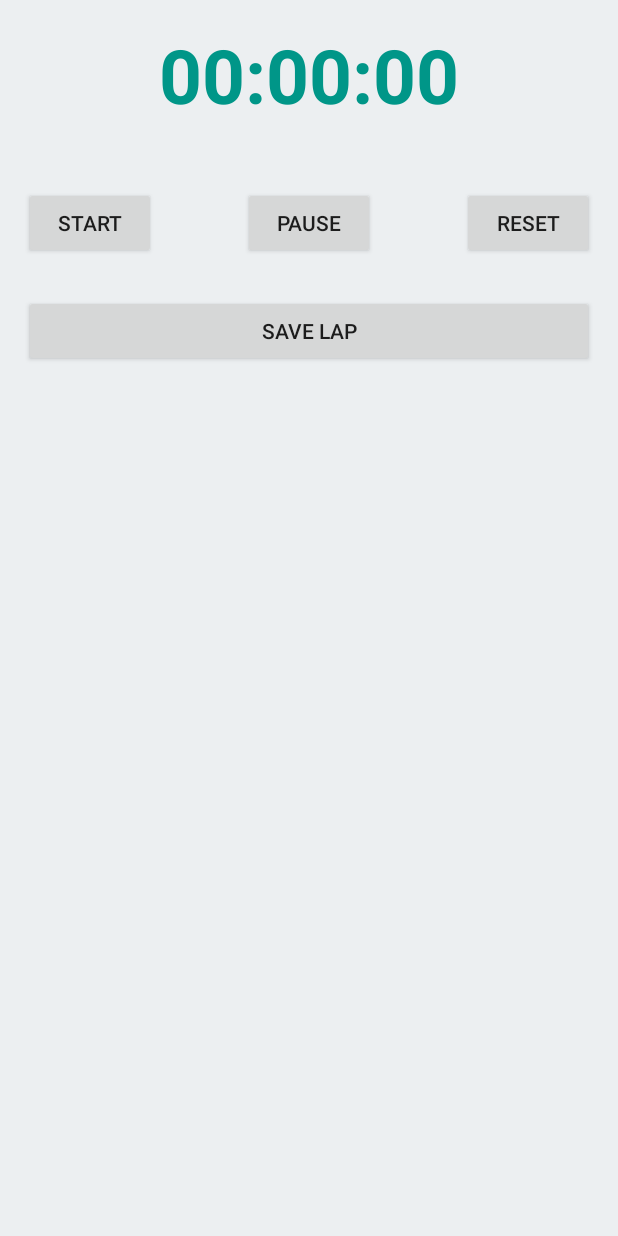
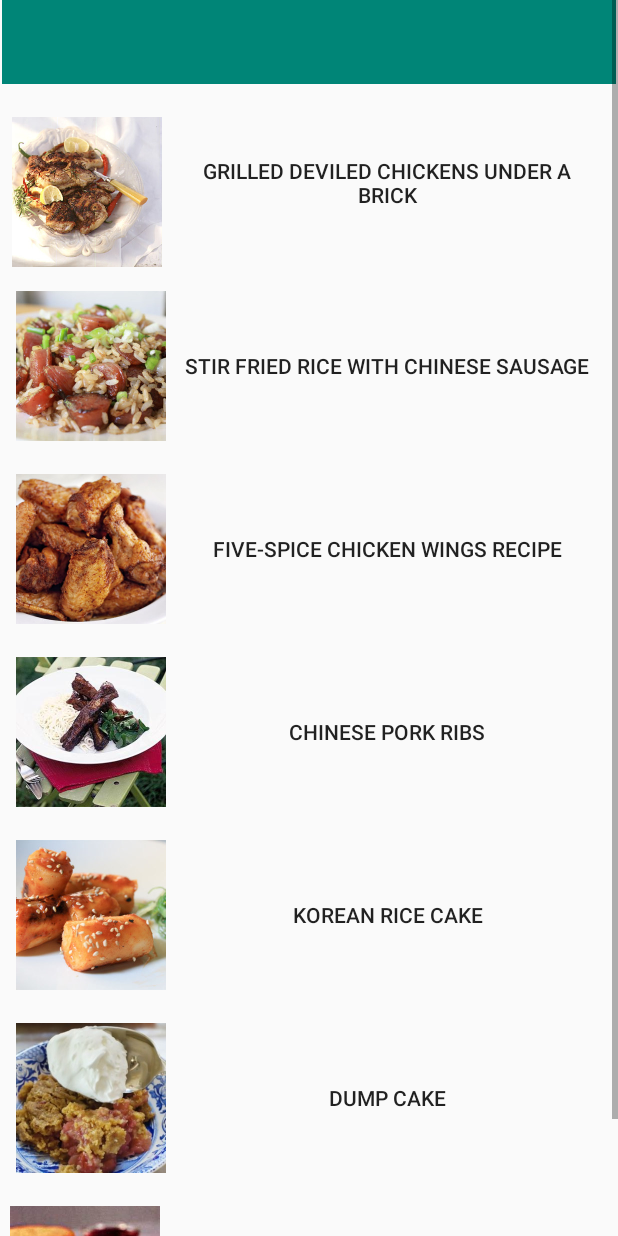
Before and after one commit to pangeve703/AbsoluteFit2.0, an Android app: the screen it shows after launch (TimerActivity before the commit, RecipeActivity after it), after a tap on an icon or button, on a phone screen of 412 x 824 dp. Run offline under Robolectric (Android 15) with nearby library versions, the phone set to English and light mode, and no system bars.

Commit message:
added recipe

```diff
--- a/app/src/main/AndroidManifest.xml
+++ b/app/src/main/AndroidManifest.xml
@@ -40,8 +40,8 @@
             android:name=".InfoActivity"
             android:label="Center Info" />
         <activity
-            android:name=".TimerActivity"
-            android:label="Timer" />
+            android:name=".RecipeActivity"
+            android:label="Recipe" />
         <activity android:name=".MainActivity">
             <intent-filter>
                 <action android:name="android.intent.action.MAIN" />
--- a/app/src/main/java/com/example/absolutefit/MainActivity.kt
+++ b/app/src/main/java/com/example/absolutefit/MainActivity.kt
@@ -45,7 +45,7 @@ class MainActivity : AppCompatActivity() {
         val timerButton: ImageButton = findViewById(R.id.news_btn) as ImageButton
         timerButton.setOnClickListener {
             //Toast.makeText(this@MainActivity, "TESTING BUTTON CLICK 1", Toast.LENGTH_SHORT).show()
-            val intentGoToTimerActivity= Intent(this,TimerActivity::class.java)
+            val intentGoToTimerActivity= Intent(this,RecipeActivity::class.java)
             startActivity(intentGoToTimerActivity)
         }
 
--- /dev/null
+++ b/app/src/main/java/com/example/absolutefit/RecipeActivity.kt
@@ -0,0 +1,78 @@
+package com.example.absolutefit
+
+
+import android.annotation.SuppressLint
+import android.content.Intent
+import android.os.Build
+import android.os.Bundle
+import android.view.Menu
+import android.widget.Button
+import android.widget.Toast
+import androidx.annotation.RequiresApi
+import androidx.appcompat.app.AppCompatActivity
+import androidx.core.app.ComponentActivity
+import androidx.core.app.ComponentActivity.ExtraData
+import androidx.core.content.ContextCompat.getSystemService
+import android.icu.lang.UCharacter.GraphemeClusterBreak.T
+import android.net.Uri
+
+
+class RecipeActivity: AppCompatActivity() {
+
+    @RequiresApi(Build.VERSION_CODES.M)
+    @SuppressLint("ResourceAsColor")
+    override fun onCreate(savedInstanceState: Bundle?) {
+        super.onCreate(savedInstanceState)
+        setContentView(R.layout.activity_recipe)
+
+        val button1: Button = findViewById(R.id.button1) as Button
+        button1.setOnClickListener {
+            val openURL = Intent(android.content.Intent.ACTION_VIEW)
+            openURL.data = Uri.parse("http://www.delish.com/cooking/recipe-ideas/recipes/a11249/grilled-deviled-chickens-under-brick-mslo0510-recipe/")
+            startActivity(openURL)
+        }
+
+        val button2: Button = findViewById(R.id.button2) as Button
+        button2.setOnClickListener {
+            val openURL = Intent(android.content.Intent.ACTION_VIEW)
+            openURL.data = Uri.parse("http://www.seriouseats.com/recipes/2011/06/stir-fried-rice-with-chinese-sausage-recipe.html")
+            startActivity(openURL)
+        }
+        val button3: Button = findViewById(R.id.button3) as Button
+        button3.setOnClickListener {
+            val openURL = Intent(android.content.Intent.ACTION_VIEW)
+            openURL.data = Uri.parse("http://www.epicurious.com/recipes/food/views/Five-Spice-Chicken-Wings-109520")
+            startActivity(openURL)
+        }
+        val button4: Button = findViewById(R.id.button4) as Button
+        button4.setOnClickListener {
+            val openURL = Intent(android.content.Intent.ACTION_VIEW)
+            openURL.data = Uri.parse("http://www.seriouseats.com/recipes/2009/07/grilling-chinese-style-spare-ribs-recipe.html")
+            startActivity(openURL)
+        }
+        val button5: Button = findViewById(R.id.button5) as Button
+        button5.setOnClickListener {
+            val openURL = Intent(android.content.Intent.ACTION_VIEW)
+            openURL.data = Uri.parse("http://www.seriouseats.com/recipes/2010/11/seriously-asian-korean-rice-cakes-dok-boki.html")
+            startActivity(openURL)
+        }
+        val button6: Button = findViewById(R.id.button6) as Button
+        button6.setOnClickListener {
+            val openURL = Intent(android.content.Intent.ACTION_VIEW)
+            openURL.data = Uri.parse("http://www.epicurious.com/recipes/member/views/DUMP-CAKE-50059991")
+            startActivity(openURL)
+        }
+        val button7: Button = findViewById(R.id.button7) as Button
+        button7.setOnClickListener {
+            val openURL = Intent(android.content.Intent.ACTION_VIEW)
+            openURL.data = Uri.parse("http://www.seriouseats.com/recipes/2008/12/sugar-cookies-recipe-gina-depalma-holidays.html")
+            startActivity(openURL)
+        }
+    }
+
+    override fun onCreateOptionsMenu(menu: Menu): Boolean {
+        // Inflate the menu; this adds items to the action bar if it is present.
+        menuInflater.inflate(R.menu.main2, menu)
+        return true
+    }
+}
--- a/app/src/main/java/com/example/absolutefit/TimerActivity.kt
+++ /dev/null
@@ -1,143 +0,0 @@
-package com.example.absolutefit
-
-import android.annotation.SuppressLint
-import android.os.Build
-import android.os.Bundle
-import androidx.annotation.RequiresApi
-import androidx.appcompat.app.AppCompatActivity
-import android.widget.ArrayAdapter
-import android.widget.TextView
-import androidx.core.app.ComponentActivity
-import androidx.core.app.ComponentActivity.ExtraData
-import androidx.core.content.ContextCompat.getSystemService
-import android.icu.lang.UCharacter.GraphemeClusterBreak.T
-import android.os.Handler
-import android.os.SystemClock
-import android.widget.Button
-import android.widget.ListView
-import java.util.*
-
-
-class TimerActivity: AppCompatActivity() {
-
-/*
-    var millisecondTime: Long = 0
-    var startTime: Long = 0
-    var timeBuff: Long = 0
-    var updateTime = 0L
-
-    var handler: Handler? = null
-
-    var seconds: Int = 0
-    var minutes: Int = 0
-    var milliSeconds: Int = 0
-
-    var listView: ListView? = null
-
-    var ListElements = arrayOf<String>()
-
-    var ListElementsArrayList: List<String>? = null
-
-    var adapter: ArrayAdapter<String>? = null
-    */
-
-    @RequiresApi(Build.VERSION_CODES.M)
-    @SuppressLint("ResourceAsColor")
-    override fun onCreate(savedInstanceState: Bundle?) {
-        super.onCreate(savedInstanceState)
-        setContentView(R.layout.activity_timer)
-    }
-}
-      /*  var text: TextView = findViewById(R.id.textView) as TextView;
-        var start: Button = findViewById(R.id.button) as Button;
-        var pause: Button = findViewById(R.id.button2) as Button;
-        var reset: Button = findViewById(R.id.button3) as Button;
-        var lap: Button = findViewById(R.id.button4) as Button;
-        var list: ListView = findViewById(R.id.listview1) as ListView;
-
-        var handler: Handler = Handler();
-
-        var ListElementsArrayList: List<String> =
-            new ArrayList < String >(Arrays.asList(ListElements));
-
-        adapter = new ArrayAdapter < String >(
-            MainActivity.this,
-            android.R.layout.simple_list_item_1,
-            ListElementsArrayList
-        );
-
-        listView.setAdapter(adapter);
-
-        start.setOnClickListener() {
-
-            startTime = SystemClock.uptimeMillis();
-            handler.postDelayed(runnable, 0);
-
-            reset.setEnabled(false);
-
-        }
-        ;
-
-        pause.setOnClickListener() {
-
-            timeBuff += millisecondTime;
-
-            handler.removeCallbacks(runnable);
-
-            reset.setEnabled(true);
-
-        };
-
-        reset.setOnClickListener() {
-
-
-            millisecondTime = 0L;
-            startTime = 0L;
-            timeBuff = 0L;
-            updateTime = 0L;
-            seconds = 0;
-            minutes = 0;
-            milliSeconds = 0;
-
-            text.setText("00:00:00");
-
-            ListElementsArrayList.clear();
-
-            adapter.notifyDataSetChanged();
-        };
-
-        lap.setOnClickListener() {
-
-            ListElementsArrayList.add(textView.getText().toString());
-
-            adapter.notifyDataSetChanged();
-
-        }
-
-        public Runnable runnable = new Runnable () {
-
-            public void run() {
-
-                millisecondTime = SystemClock.uptimeMillis() - startTime;
-
-                updateTime = timeBuff + millisecondTime;
-
-                seconds = (int)(updateTime / 1000);
-
-                minutes = seconds / 60;
-
-                seconds = seconds % 60;
-
-                milliSeconds = (int)(updateTime % 1000);
-
-                text.setText(
-                    "" + minutes + ":"
-                            + String.format("%02d", seconds) + ":"
-                            + String.format("%03d", milliSeconds)
-                );
-
-                handler.postDelayed(this, 0);
-            }
-
-        }
-    }*/
--- a/app/src/main/res/layout/activity_main.xml
+++ b/app/src/main/res/layout/activity_main.xml
@@ -69,14 +69,14 @@
                 android:layout_height="186dp"
                 android:layout_marginStart="0dp"
                 android:layout_marginTop="0dp"
-                android:src="@drawable/n" />
+                android:src="@drawable/recipe" />
 
             <TextView
                 android:id="@+id/news_txt"
                 android:layout_width="wrap_content"
                 android:layout_height="wrap_content"
                 android:layout_marginStart="30dp"
-                android:text="Lastest News"
+                android:text="Recipe"
                 android:textColor="@color/black"
                 android:textSize="24sp" />
 
--- /dev/null
+++ b/app/src/main/res/layout/activity_recipe.xml
@@ -0,0 +1,188 @@
+<?xml version="1.0" encoding="utf-8"?>
+<androidx.constraintlayout.widget.ConstraintLayout xmlns:android="http://schemas.android.com/apk/res/android"
+    xmlns:app="http://schemas.android.com/apk/res-auto"
+    xmlns:tools="http://schemas.android.com/tools"
+    android:id="@+id/constraintlayout"
+    android:layout_width="match_parent"
+    android:layout_height="match_parent"
+    android:orientation="vertical" >
+
+    <ScrollView
+        android:layout_width="match_parent"
+        android:layout_height="match_parent">
+
+
+        <androidx.constraintlayout.widget.ConstraintLayout
+            android:layout_width="match_parent"
+            android:layout_height="wrap_content">
+
+            <Button
+                android:id="@+id/button7"
+                android:layout_width="275dp"
+                android:layout_height="112dp"
+                android:layout_marginTop="@dimen/margin"
+                android:layout_marginEnd="24dp"
+                android:background="#00FFFFFF"
+                android:text="Sugar Cookies"
+                android:textAlignment="center"
+                app:layout_constraintEnd_toEndOf="parent"
+                app:layout_constraintTop_toBottomOf="@+id/button6" />
+
+            <Button
+                android:id="@+id/button2"
+                android:layout_width="275dp"
+                android:layout_height="112dp"
+                android:layout_marginTop="@dimen/margin"
+                android:layout_marginEnd="16dp"
+                android:background="#00FFFFFF"
+                android:text="Stir Fried Rice with Chinese Sausage"
+                android:textAlignment="center"
+                app:layout_constraintEnd_toEndOf="parent"
+                app:layout_constraintTop_toBottomOf="@+id/button1" />
+
+            <ImageView
+                android:id="@+id/image2"
+                android:layout_width="100dp"
+                android:layout_height="100dp"
+                app:layout_constraintBottom_toBottomOf="@+id/button2"
+                app:layout_constraintEnd_toStartOf="@+id/button2"
+                app:layout_constraintStart_toStartOf="parent"
+                app:layout_constraintTop_toTopOf="@+id/button2"
+                app:srcCompat="@drawable/friedrice" />
+
+            <androidx.appcompat.widget.Toolbar
+                android:id="@+id/toolbar4"
+                android:layout_width="409dp"
+                android:layout_height="wrap_content"
+                android:background="?attr/colorPrimary"
+                android:minHeight="?attr/actionBarSize"
+                android:theme="?attr/actionBarTheme"
+                app:layout_constraintEnd_toEndOf="parent"
+                app:layout_constraintStart_toStartOf="parent"
+                app:layout_constraintTop_toTopOf="parent" />
+
+            <Button
+                android:id="@+id/button3"
+                android:layout_width="275dp"
+                android:layout_height="112dp"
+                android:layout_marginTop="@dimen/margin"
+                android:layout_marginEnd="16dp"
+                android:background="#00FFFFFF"
+                android:text="Five-Spice Chicken Wings Recipe"
+                android:textAlignment="center"
+                app:layout_constraintEnd_toEndOf="parent"
+                app:layout_constraintTop_toBottomOf="@+id/button2" />
+
+            <ImageView
+                android:id="@+id/image1"
+                android:layout_width="100dp"
+                android:layout_height="100dp"
+                android:layout_marginStart="8dp"
+                app:layout_constraintBottom_toBottomOf="@+id/button1"
+                app:layout_constraintStart_toStartOf="parent"
+                app:layout_constraintTop_toTopOf="@+id/button1"
+                app:layout_constraintVertical_bias="1.0"
+                app:srcCompat="@drawable/chicken" />
+
+            <Button
+                android:id="@+id/button5"
+                android:layout_width="275dp"
+                android:layout_height="112dp"
+                android:layout_marginTop="@dimen/margin"
+                android:layout_marginEnd="16dp"
+                android:background="#00FFFFFF"
+                android:text="Korean Rice Cake"
+                android:textAlignment="center"
+                app:layout_constraintEnd_toEndOf="parent"
+                app:layout_constraintTop_toBottomOf="@+id/button4" />
+
+            <ImageView
+                android:id="@+id/image6"
+                android:layout_width="100dp"
+                android:layout_height="100dp"
+                app:layout_constraintBottom_toBottomOf="@+id/button6"
+                app:layout_constraintEnd_toStartOf="@+id/button6"
+                app:layout_constraintStart_toStartOf="parent"
+                app:layout_constraintTop_toTopOf="@+id/button6"
+                app:srcCompat="@drawable/dumpcake" />
+
+            <ImageView
+                android:id="@+id/image7"
+                android:layout_width="100dp"
+                android:layout_height="100dp"
+                app:layout_constraintBottom_toBottomOf="@+id/button7"
+                app:layout_constraintEnd_toStartOf="@+id/button7"
+                app:layout_constraintStart_toStartOf="parent"
+                app:layout_constraintTop_toTopOf="@+id/button7"
+                app:srcCompat="@drawable/cookies" />
+
+            <Button
+                android:id="@+id/button6"
+                android:layout_width="275dp"
+                android:layout_height="112dp"
+                android:layout_marginTop="@dimen/margin"
+                android:layout_marginEnd="16dp"
+                android:background="#00FFFFFF"
+                android:text="Dump Cake"
+                android:textAlignment="center"
+                app:layout_constraintEnd_toEndOf="parent"
+                app:layout_constraintTop_toBottomOf="@+id/button5" />
+
+            <ImageView
+                android:id="@+id/image4"
+                android:layout_width="100dp"
+                android:layout_height="100dp"
+                app:layout_constraintBottom_toBottomOf="@+id/button4"
+                app:layout_constraintEnd_toStartOf="@+id/button4"
+                app:layout_constraintStart_toStartOf="parent"
+                app:layout_constraintTop_toTopOf="@+id/button4"
+                app:srcCompat="@drawable/ribs" />
+
+            <Button
+                android:id="@+id/button1"
+                android:layout_width="275dp"
+                android:layout_height="112dp"
+                android:layout_marginTop="@dimen/margin"
+                android:layout_marginEnd="16dp"
+                android:background="#00FFFFFF"
+                android:text="Grilled Deviled Chickens Under a Brick"
+                android:textAlignment="center"
+                app:layout_constraintEnd_toEndOf="parent"
+                app:layout_constraintTop_toBottomOf="@+id/toolbar4" />
+
+            <ImageView
+                android:id="@+id/image5"
+                android:layout_width="100dp"
+                android:layout_height="100dp"
+                app:layout_constraintBottom_toBottomOf="@+id/button5"
+                app:layout_constraintEnd_toStartOf="@+id/button5"
+                app:layout_constraintStart_toStartOf="parent"
+                app:layout_constraintTop_toTopOf="@+id/button5"
+                app:srcCompat="@drawable/korean" />
+
+            <ImageView
+                android:id="@+id/image3"
+                android:layout_width="100dp"
+                android:layout_height="100dp"
+                app:layout_constraintBottom_toBottomOf="@+id/button3"
+                app:layout_constraintEnd_toStartOf="@+id/button3"
+                app:layout_constraintStart_toStartOf="parent"
+                app:layout_constraintTop_toTopOf="@+id/button3"
+                app:srcCompat="@drawable/friedchicke" />
+
+            <Button
+                android:id="@+id/button4"
+                android:layout_width="275dp"
+                android:layout_height="112dp"
+                android:layout_marginTop="@dimen/margin"
+                android:layout_marginEnd="16dp"
+                android:background="#00FFFFFF"
+                android:text="Chinese Pork Ribs"
+                android:textAlignment="center"
+                app:layout_constraintEnd_toEndOf="parent"
+                app:layout_constraintTop_toBottomOf="@+id/button3" />
+
+        </androidx.constraintlayout.widget.ConstraintLayout>
+    </ScrollView>
+
+</androidx.constraintlayout.widget.ConstraintLayout>
--- a/app/src/main/res/layout/activity_timer.xml
+++ b/app/src/main/res/layout/activity_timer.xml
@@ -8,7 +8,7 @@
     android:paddingLeft="@dimen/activity_horizontal_margin"
     android:paddingRight="@dimen/activity_horizontal_margin"
     android:paddingTop="@dimen/activity_vertical_margin"
-    tools:context=".TimerActivity"
+    tools:context=".RecipeActivity"
     android:background="#ECEFF1">
 
     <TextView
--- a/app/src/main/res/values/dimens.xml
+++ b/app/src/main/res/values/dimens.xml
@@ -5,4 +5,5 @@
     <dimen name="nav_header_vertical_spacing">8dp</dimen>
     <dimen name="nav_header_height">176dp</dimen>
     <dimen name="fab_margin">16dp</dimen>
+    <dimen name="margin">10dp</dimen>
 </resources>
```
Also changed, not shown: app/src/main/res/drawable/chicken.jpg (added), app/src/main/res/drawable/cookies.jpg (added), app/src/main/res/drawable/dumpcake.jpg (added), app/src/main/res/drawable/friedchicke.jpg (added), app/src/main/res/drawable/friedrice.jpg (added), app/src/main/res/drawable/korean.jpg (added), app/src/main/res/drawable/pretzel.jpg (added), app/src/main/res/drawable/recipe.png (added), app/src/main/res/drawable/ribs.jpg (added).
